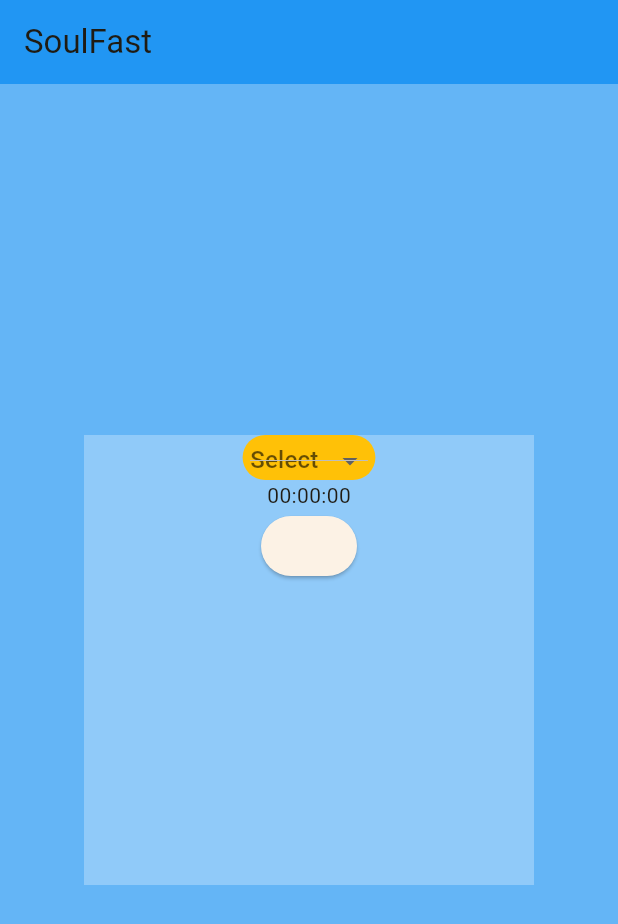
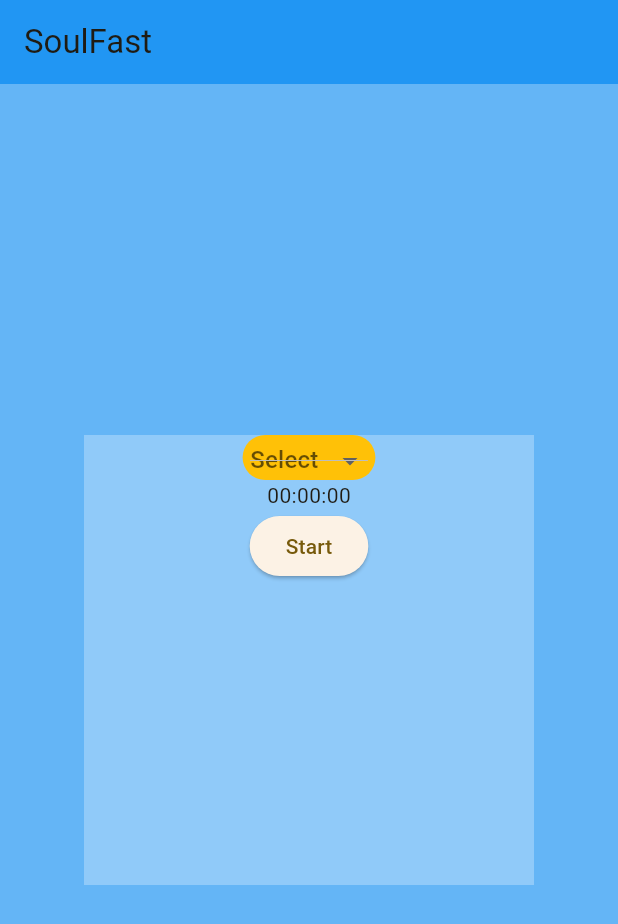
Before and after one commit to ilhamafandi21/soul-fast, a Flutter app: the screen it shows after launch, on a phone screen of 412 x 824 dp. Shown: the top 924 px of the screen. Run offline on Flutter 3.47's test engine with Material 3 defaults, Android fonts, the phone set to English and light mode, and no system bars.

Commit message:
08-NOV-2025

```diff
--- a/lib/pages/home.dart
+++ b/lib/pages/home.dart
@@ -110,7 +110,7 @@ class _HomeState extends State<Home> {
                     child: Text(
                       (countdownFasting != null && countdownFasting!.isActive)
                           ? 'Cancel'
-                          : '',
+                          : 'Start',
                     ),
                   ),
                 ],
```
